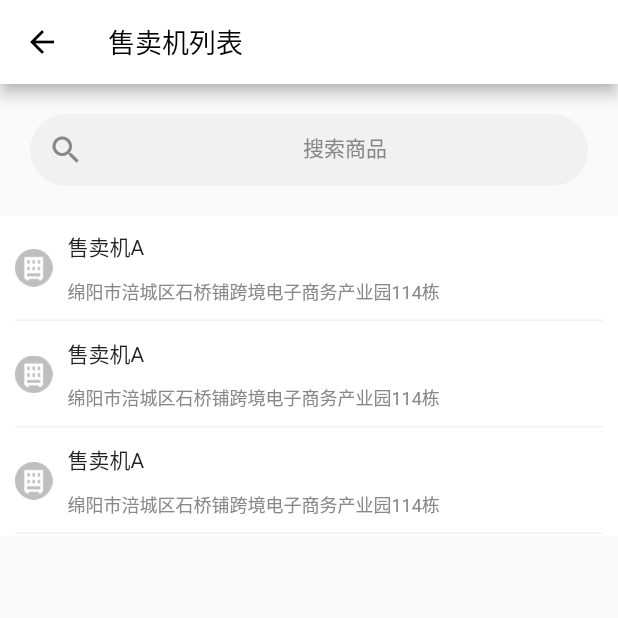
After one commit to liqiang2199/small_super, a Flutter app: the VendingMachineController screen opened by its route, on a phone screen of 412 x 824 dp, the top half of it. The commit adds this screen. Run offline on Flutter 3.47's test engine with Material 2 defaults, Android fonts, the phone set to English and light mode, and no system bars.

Commit message:
附近售卖机列表

```diff
--- /dev/null
+++ b/lib/activity/VendingMachineController.dart
@@ -0,0 +1,175 @@
+import 'package:flutter/material.dart';
+import 'package:small_super/base/BaseController.dart';
+import 'package:small_super/value/string.dart';
+import 'package:small_super/widget/OfenView.dart';
+
+class VendingMachineController extends BaseController{
+  @override
+  State<StatefulWidget> createState() {
+    // TODO: implement createState
+    return _VendingMachineController(toolBarAPPBar("售卖机列表", 1));
+  }
+
+}
+class _VendingMachineController extends State<VendingMachineController> {
+
+  Widget _vendingBar;
+
+  _VendingMachineController(Widget vendingBar){
+    this._vendingBar = vendingBar;
+  }
+
+  @override
+  Widget build(BuildContext context) {
+    // TODO: implement build
+    return new Scaffold(
+      appBar: _vendingBar,
+      body: new Column(
+        children: <Widget>[
+          _editSearch(),
+          OftenView.often10Padding(),
+          new Expanded(child: new ListView(
+            children: <Widget>[
+              _machineList(),
+              _machineList(),
+              _machineList(),
+            ],
+          )),
+        ],
+      ),
+    );
+  }
+
+  Widget _editSearch(){
+    return //搜索
+      new Container(
+        height: 48.0,
+        //padding: EdgeInsets.fromLTRB(15, 0, 15, 0),
+        margin: EdgeInsets.only(left: 20.0,right: 20.0,top: 20.0,bottom: 0.0),
+        decoration: new BoxDecoration(
+          borderRadius: BorderRadius.all(Radius.circular(24)),
+          color: Color(0xffF1F1F1),
+        ),
+        child: new TextField(
+          cursorColor: Colors.grey,
+          textAlign: TextAlign.center,
+          textDirection: TextDirection.rtl,
+          style: TextStyle(
+              fontSize: 14.0,
+              color: Color(0xff888888)
+          ),
+          decoration: InputDecoration(
+            fillColor: Colors.green,
+            prefixIcon: Icon(Icons.search,color: Color(0xff888888),),
+            hintText: ValueString.searchHintText,
+            hintStyle: TextStyle(
+              color: Color(0xff888888),
+              fontSize: 14.0,
+            ),
+            border: InputBorder.none,
+          ),
+        ),
+      );
+  }
+
+  Widget _machineList(){
+    return new Container(
+      color: Colors.white,
+      padding: EdgeInsets.only(left: 10.0,right: 10.0,top: 10.0,),
+      height: 71.0,
+      child: new Column(
+        children: <Widget>[
+
+          new Row(
+            children: <Widget>[
+              new Image.asset("images/icon_sell_loction_n.png",
+                width: 25.0,
+                height: 25.0,
+              ),
+
+              OftenView.oftenLeftPadding(10.0),
+
+              new Column(
+                crossAxisAlignment: CrossAxisAlignment.start,
+                mainAxisAlignment: MainAxisAlignment.center,
+                children: <Widget>[
+                  new Text("售卖机A",
+                    style: TextStyle(
+                      fontSize: 14.0,
+                      color: Color(0xff222222),
+                    ),
+                    textAlign: TextAlign.left,
+                    overflow: TextOverflow.ellipsis,
+                    maxLines: 1,
+                  ),
+                  OftenView.oftenTopPadding(10.0),
+                  new Text("绵阳市涪城区石桥铺跨境电子商务产业园114栋",
+                    style: TextStyle(
+                      fontSize: 12.0,
+                      color: Color(0xff888888),
+                    ),
+                    textAlign: TextAlign.left,
+                    overflow: TextOverflow.ellipsis,
+                    maxLines: 2,
+                  ),
+
+                ],
+              ),
+
+            ],
+          ),
+          OftenView.oftenTopPadding(10.0),
+          OftenView.line_One(),
+
+        ],
+      ),
+    );
+  }
+
+//  Widget _machineList(){
+//    return new Container(
+//      color: Colors.white,
+//      padding: EdgeInsets.all(10.0),
+//      height: 75.0,
+//      child:new Row(
+//        children: <Widget>[
+//          new Image.asset("images/icon_sell_loction_n.png",
+//            width: 25.0,
+//            height: 25.0,
+//          ),
+//
+//          OftenView.oftenLeftPadding(10.0),
+//
+//          new Column(
+//            crossAxisAlignment: CrossAxisAlignment.start,
+//            mainAxisAlignment: MainAxisAlignment.center,
+//            children: <Widget>[
+//              new Text("售卖机A",
+//                style: TextStyle(
+//                  fontSize: 14.0,
+//                  color: Color(0xff222222),
+//                ),
+//                textAlign: TextAlign.left,
+//                overflow: TextOverflow.ellipsis,
+//                maxLines: 1,
+//              ),
+//              OftenView.oftenTopPadding(10.0),
+//              new Text("绵阳市涪城区石桥铺跨境电子商务产业园114栋",
+//                style: TextStyle(
+//                  fontSize: 12.0,
+//                  color: Color(0xff888888),
+//                ),
+//                textAlign: TextAlign.left,
+//                overflow: TextOverflow.ellipsis,
+//                maxLines: 2,
+//              ),
+//
+//            ],
+//          ),
+//
+//        ],
+//      ),
+//    );
+//  }
+
+}
--- a/lib/fragment/HomeFragment.dart
+++ b/lib/fragment/HomeFragment.dart
@@ -11,11 +11,12 @@ class HomeFragment extends StatefulWidget {
 }
 class _HomeFragment extends State<HomeFragment>{
 
-
+  static BuildContext _buildContext;
 
   @override
   Widget build(BuildContext context) {
     // TODO: implement build
+    _buildContext = context;
     return new Scaffold(
       backgroundColor: Colors.white,
       appBar: _toolBarAPPBar(),
@@ -87,7 +88,17 @@ class _HomeFragment extends State<HomeFragment>{
 
         new Expanded(child: buttonColumn("images/icon_discount.png", ValueString.publicWelfareDonationTitle),flex: 1,),
         new Expanded(child: buttonColumn("images/icon_processdonation.png", ValueString.preferentialActivitiesTitle),flex: 1,),
-        new Expanded(child: buttonColumn("images/icon_nearbymachine.png", ValueString.nearbyMachineTitle),flex: 1,),
+        new Expanded(
+          child:new GestureDetector(
+            onTap: (){
+              Navigator.pushNamed(_buildContext, "vendingController");
+            },
+            child:  buttonColumn("images/icon_nearbymachine.png",
+                ValueString.nearbyMachineTitle
+            ),
+          ),
+          flex: 1,
+        ),
         new Expanded(child: buttonColumn("images/icon_more.png", ValueString.moreTitle),flex: 1,),
 
       ],
--- a/lib/main.dart
+++ b/lib/main.dart
@@ -6,6 +6,7 @@ import 'package:small_super/fragment/ShoppingFragment.dart';
 import 'package:small_super/value/string.dart';
 
 import 'package:small_super/activity/OrderController.dart';
+import 'package:small_super/activity/VendingMachineController.dart';
 
 /*
  * if (Platform.isAndroid) {
@@ -30,6 +31,7 @@ class MyApp extends StatelessWidget {
       home: new MyHomePage(),
       routes: {
         "meOrder":(BuildContext context)=>new OrderController(),
+        "vendingController":(BuildContext context)=>new VendingMachineController(),
       },
     );
   }
--- a/pubspec.yaml
+++ b/pubspec.yaml
@@ -49,6 +49,7 @@ flutter:
      - images/icon_nearbymachine.png
      - images/icon_processdonation.png
      - images/icon_sell_loction.png
+     - images/icon_sell_loction_n.png
      - images/icon_shop.jpg
      - images/icon_shop_minus.png
      - images/icon_shop_add.png
```
Also changed, not shown: images/icon_sell_loction_n.png (added).
